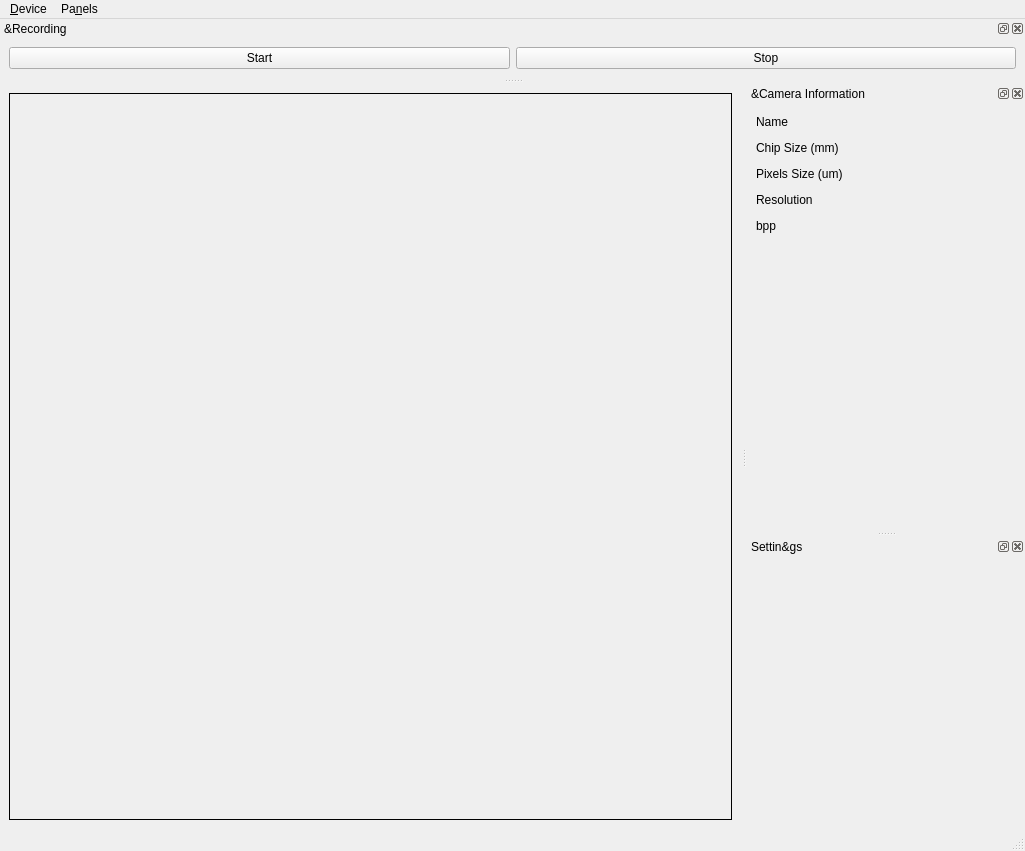
Above: src/qhymainwindow.ui from GuLinux/PlanetaryImager before the change. Below: the same form after it.
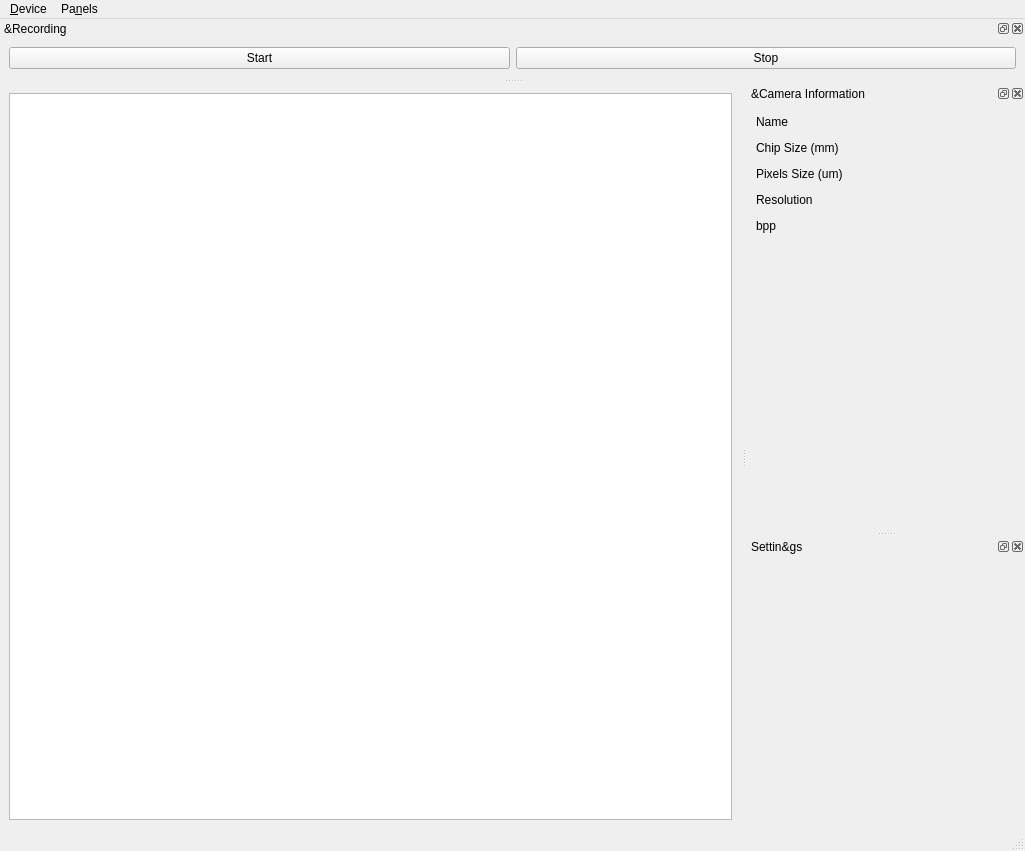
That is the form after the change.

Commit message: update to graphics scene/view

Patch:
```diff
--- a/src/qhymainwindow.ui
+++ b/src/qhymainwindow.ui
@@ -16,15 +16,12 @@
   <widget class="QWidget" name="centralwidget">
    <layout class="QVBoxLayout" name="verticalLayout">
     <item>
-     <widget class="QLabel" name="image">
-      <property name="frameShape">
-       <enum>QFrame::Box</enum>
+     <widget class="QGraphicsView" name="image">
+      <property name="viewportUpdateMode">
+       <enum>QGraphicsView::SmartViewportUpdate</enum>
       </property>
-      <property name="text">
-       <string/>
-      </property>
-      <property name="scaledContents">
-       <bool>true</bool>
+      <property name="optimizationFlags">
+       <set>QGraphicsView::DontAdjustForAntialiasing</set>
       </property>
      </widget>
     </item>
```
The commit also changes 2 other files.
